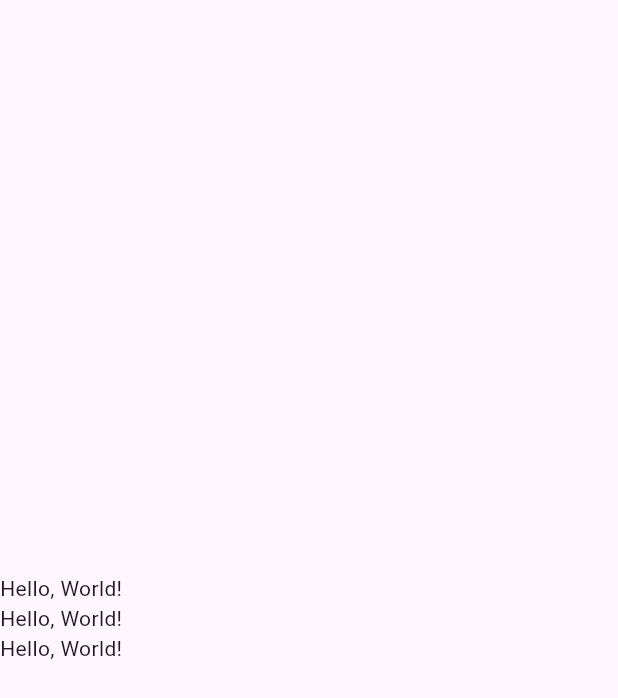
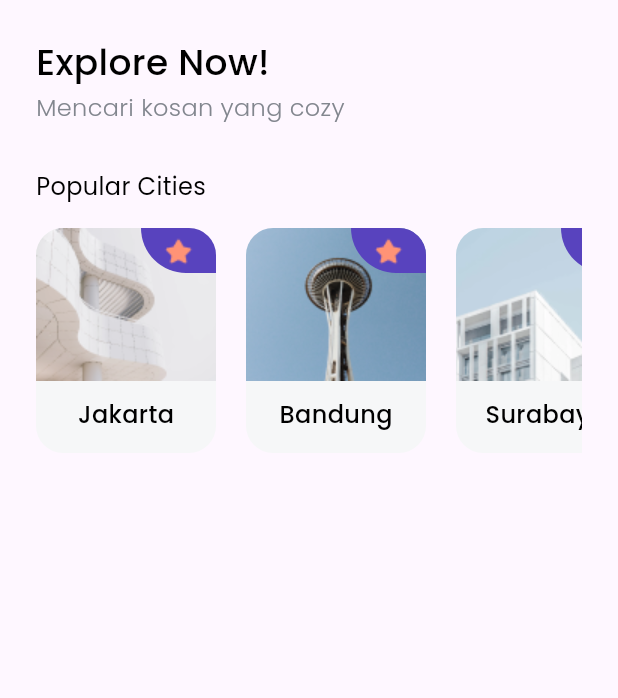
Before and after one commit to jadesnowman/Cozy-BWA, a Flutter app: the HomePage screen opened directly, on a phone screen of 412 x 824 dp. Shown: the top 698 px of the screen. Run offline on Flutter 3.47's test engine with Material 3 defaults, Android fonts, the phone set to English and light mode, and no system bars; our stand-ins replace google_fonts.

Commit message:
Add new images and update home page

```diff
--- a/lib/main.dart
+++ b/lib/main.dart
@@ -1,4 +1,4 @@
-import 'package:cozy_marketplace/pages/splash_screen.dart';
+import 'package:cozy_marketplace/pages/home_page.dart';
 import 'package:flutter/material.dart';
 
 void main() {
@@ -17,7 +17,7 @@
         colorScheme: ColorScheme.fromSeed(seedColor: Colors.deepPurple),
         useMaterial3: true,
       ),
-      home: const SplashScreen(),
+      home: const HomePage(),
     );
   }
 }
--- a/lib/pages/home_page.dart
+++ b/lib/pages/home_page.dart
@@ -1,3 +1,4 @@
+import 'package:cozy_marketplace/theme.dart';
 import 'package:flutter/material.dart';
 
 class HomePage extends StatelessWidget {
@@ -5,15 +6,143 @@ class HomePage extends StatelessWidget {
 
   @override
   Widget build(BuildContext context) {
-    return const Scaffold(
-      body: Column(
-        mainAxisAlignment: MainAxisAlignment.center,
-        children: [
-          Text('Hello, World!'),
-          Text('Hello, World!'),
-          Text('Hello, World!'),
-        ],
+    return Scaffold(
+      body: SafeArea(
+        child: Padding(
+          padding: const EdgeInsets.all(24),
+          child: Column(
+            crossAxisAlignment: CrossAxisAlignment.start,
+            children: [
+              Text(
+                'Explore Now!',
+                style: heading1.copyWith(
+                  fontSize: 24,
+                ),
+              ),
+              const SizedBox(height: 2),
+              Text(
+                'Mencari kosan yang cozy',
+                style: heading2.copyWith(
+                  fontSize: 16,
+                ),
+              ),
+              const SizedBox(height: 30),
+              Text(
+                'Popular Cities',
+                style: heading3.copyWith(
+                  fontSize: 16,
+                ),
+              ),
+              const SizedBox(height: 16),
+              SizedBox(
+                height: 150,
+                child: ListView(scrollDirection: Axis.horizontal, children: [
+                  MyWidget(
+                    city: City(
+                        name: 'Jakarta',
+                        imageUrl: 'assets/images/popular/pic.png',
+                        isPopular: true),
+                  ),
+                  const SizedBox(width: 20),
+                  MyWidget(
+                    city: City(
+                        name: 'Bandung',
+                        imageUrl: 'assets/images/popular/pic-1.png',
+                        isPopular: false),
+                  ),
+                  const SizedBox(width: 20),
+                  MyWidget(
+                    city: City(
+                        name: 'Surabaya',
+                        imageUrl: 'assets/images/popular/pic-2.png',
+                        isPopular: false),
+                  ),
+                  const SizedBox(width: 20),
+                  MyWidget(
+                    city: City(
+                        name: 'Palembang',
+                        imageUrl: 'assets/images/popular/pic-3.png',
+                        isPopular: false),
+                  ),
+                  const SizedBox(width: 20),
+                  MyWidget(
+                    city: City(
+                        name: 'Aceh',
+                        imageUrl: 'assets/images/popular/pic-4.png',
+                        isPopular: false),
+                  ),
+                ]),
+              )
+            ],
+          ),
+        ),
       ),
     );
   }
 }
+
+class City {
+  final String name;
+  final String imageUrl;
+  final bool isPopular;
+
+  City({required this.name, required this.imageUrl, required this.isPopular});
+}
+
+class MyWidget extends StatelessWidget {
+  final City city;
+
+  const MyWidget({super.key, required this.city});
+
+  @override
+  Widget build(BuildContext context) {
+    return ClipRRect(
+      borderRadius: BorderRadius.circular(18),
+      child: Container(
+        color: grayColor,
+        height: 102,
+        width: 120,
+        child: Column(
+          children: [
+            Stack(children: [
+              Image.asset(
+                city.imageUrl,
+                width: 120,
+                height: 102,
+                fit: BoxFit.cover,
+              ),
+              Align(
+                alignment: Alignment.topRight,
+                child: Container(
+                  width: 50,
+                  height: 30,
+                  decoration: BoxDecoration(
+                    color: purpleColor,
+                    borderRadius: const BorderRadius.only(
+                      bottomLeft: Radius.circular(36),
+                    ),
+                  ),
+                  child: Align(
+                    alignment: Alignment.center,
+                    child: Image.asset(
+                      'assets/images/Icon_star_solid.png',
+                      width: 22,
+                      height: 22,
+                    ),
+                  ),
+                ),
+              )
+            ]),
+            const SizedBox(
+              height: 11,
+            ),
+            Text(city.name,
+                style: heading4.copyWith(
+                  fontSize: 16,
+                ))
+          ],
+        ),
+      ),
+    );
+  }
+}
--- a/lib/pages/splash_screen.dart
+++ b/lib/pages/splash_screen.dart
@@ -1,3 +1,4 @@
+import 'package:cozy_marketplace/pages/home_page.dart';
 import 'package:cozy_marketplace/theme.dart';
 import 'package:flutter/material.dart';
 
@@ -62,7 +63,12 @@ class SplashScreen extends StatelessWidget {
                       ),
                     ),
                     onPressed: () {
-                      print('Explore Now');
+                      Navigator.push(
+                        context,
+                        MaterialPageRoute(
+                          builder: (context) => const HomePage(),
+                        ),
+                      );
                     },
                     child: Text(
                       'Explore Now',
--- a/lib/theme.dart
+++ b/lib/theme.dart
@@ -5,6 +5,7 @@ import 'package:google_fonts/google_fonts.dart';
 
 Color purpleColor = const Color(0xff5843BE);
 Color secondaryColor = const Color(0xffFFFFFF);
+Color grayColor = const Color(0xffF6F7F8);
 
 Color textPrimaryColor = const Color(0xff000000);
 Color textSecondaryColor = const Color(0xff7A7E86);
@@ -19,6 +20,15 @@ TextStyle heading2 = GoogleFonts.poppins(
   color: const Color(0xff82868E),
 );
 
+TextStyle heading3 = GoogleFonts.poppins(
+  color: textPrimaryColor,
+);
+
+TextStyle heading4 = GoogleFonts.poppins(
+  color: textPrimaryColor,
+  fontWeight: FontWeight.w500,
+);
+
 TextStyle buttonTextStyle = GoogleFonts.poppins(
   fontWeight: FontWeight.w500,
   color: const Color(0xffFFFFFF),
--- a/pubspec.yaml
+++ b/pubspec.yaml
@@ -62,6 +62,8 @@ flutter:
   # To add assets to your application, add an assets section, like this:
   assets:
     - assets/images/
+    - assets/images/popular/
+    - assets/images/recommended/
 
   # An image asset can refer to one or more resolution-specific "variants", see
   # https://flutter.dev/assets-and-images/#resolution-aware
```
Also changed, not shown: assets/images/Icon_star_solid.png (added), assets/images/popular/pic-1.png (added), assets/images/popular/pic-2.png (added), assets/images/popular/pic-3.png (added), assets/images/popular/pic-4.png (added), assets/images/popular/pic-5.png (added), assets/images/popular/pic.png (added), assets/images/recommended/pic-1.png (added), assets/images/recommended/pic-2.png (added), assets/images/recommended/pic-3.png (added), assets/images/recommended/pic-4.png (added), assets/images/recommended/pic.png (added).
